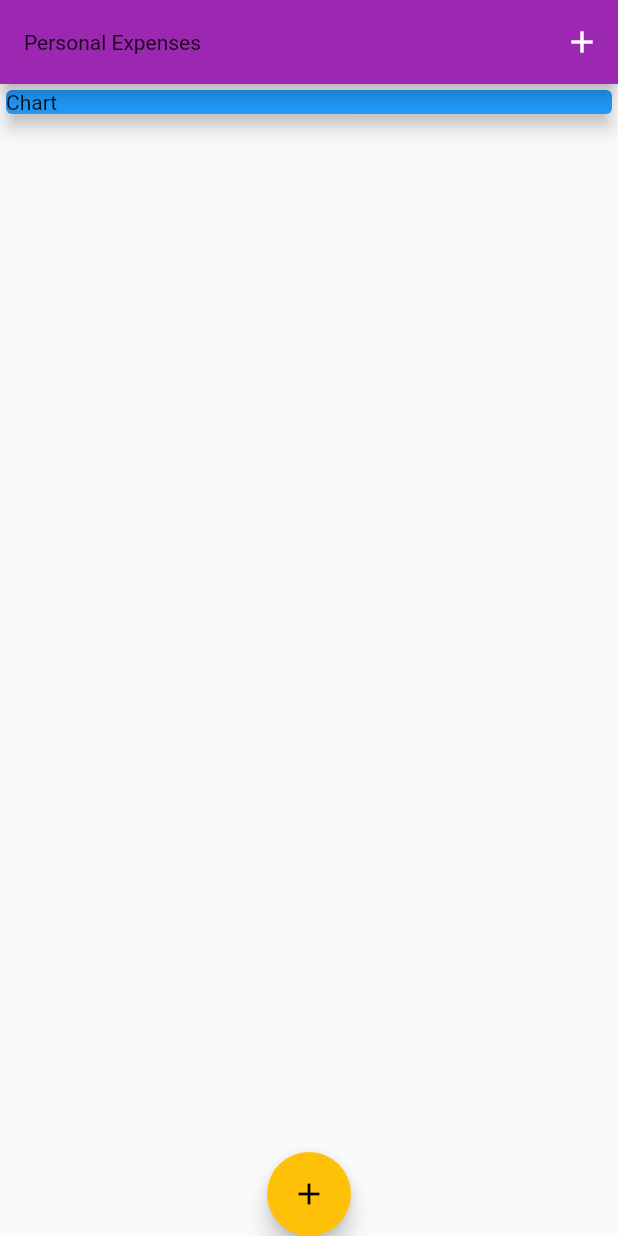
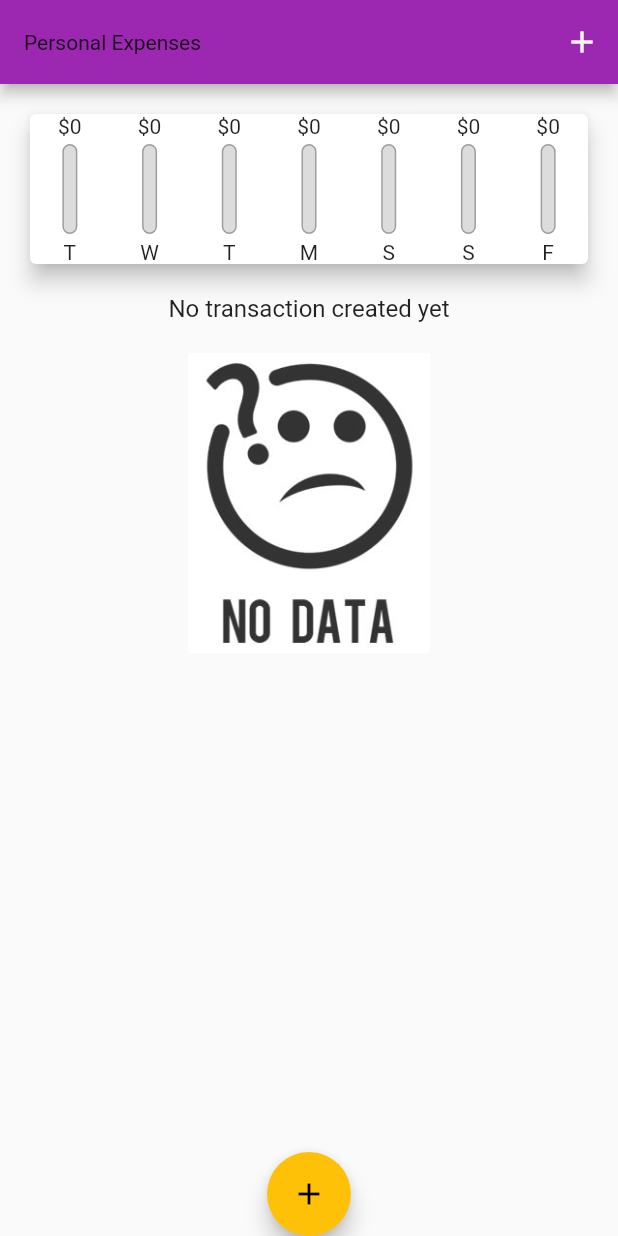
Before and after one commit to tariyalmanoj/pexpenses_manager, a Flutter app: the screen it shows after launch, on a phone screen of 412 x 824 dp. Run offline on Flutter 3.47's test engine with Material 2 defaults, Android fonts, the phone set to English and light mode, and no system bars.

Commit message:
chart view for expenses

```diff
--- a/lib/main.dart
+++ b/lib/main.dart
@@ -3,6 +3,7 @@
 import 'package:flutter/material.dart';
 import './models/transaction.dart';
 import './widgets/transaction_list.dart';
+import './widgets/chart.dart';
 
 void main() {
   runApp(MyApp());
@@ -52,6 +53,14 @@
     // )
   ];
 
+  List<Transaction> get _recentTransactions {
+    return _userTransactions.where((tx) {
+      return tx.date.isAfter(DateTime.now().subtract(
+        const Duration(days: 7),
+      ));
+    }).toList();
+  }
+
   void _addNewTransaction(String txTitle, double txAmount) {
     final newTx = Transaction(
       title: txTitle,
@@ -99,16 +108,7 @@
           // mainAxisAlignment: MainAxisAlignment.start,
           crossAxisAlignment: CrossAxisAlignment.stretch,
           children: [
-            Container(
-              child: Card(
-                color: Colors.blue,
-                child: Container(
-                  child: Text("Chart"),
-                  width: double.infinity,
-                ),
-                elevation: 5,
-              ),
-            ),
+            Chart(_recentTransactions),
             TransactionList(_userTransactions)
           ],
         ),
--- /dev/null
+++ b/lib/widgets/chart.dart
@@ -0,0 +1,63 @@
+import 'package:expension_manager/widgets/chart_bar.dart';
+import 'package:flutter/material.dart';
+import '../models/transaction.dart';
+import 'package:intl/intl.dart';
+import './chart.dart';
+
+class Chart extends StatelessWidget {
+  final List<Transaction> recentTransactions;
+  List<Map<String, Object>> get groupTransactionVales {
+    return List.generate(7, (index) {
+      final weekDay = DateTime.now().subtract(
+        Duration(days: index),
+      );
+      var totalSum = 0.0;
+      for (var i = 0; i < recentTransactions.length; i++) {
+        if (recentTransactions[i].date.day == weekDay.day &&
+            recentTransactions[i].date.month == weekDay.month &&
+            recentTransactions[i].date.year == weekDay.year) {
+          totalSum += totalSum + recentTransactions[i].amount;
+        }
+      }
+      // print(DateFormat.E().format(weekDay));
+      // print(totalSum);
+
+      return {
+        'day': DateFormat.E().format(weekDay).substring(0, 1),
+        'amount': totalSum
+      };
+    });
+  }
+
+  double get totalSpending {
+    return groupTransactionVales.fold(0.0, (sum, item) {
+      return sum + (item['amount'] as double);
+    });
+  }
+
+  const Chart(this.recentTransactions);
+
+  @override
+  Widget build(BuildContext context) {
+    print(groupTransactionVales);
+    return Card(
+      elevation: 6,
+      margin: EdgeInsets.all(20),
+      child: Row(
+        mainAxisAlignment: MainAxisAlignment.spaceAround,
+        children: groupTransactionVales.map((data) {
+          return Flexible(
+            fit: FlexFit.tight,
+            child: ChartBar(
+              data['day'] as String,
+              data['amount'] as double,
+              totalSpending == 0.0
+                  ? 0.0
+                  : (data['amount'] as double) / totalSpending,
+            ),
+          );
+        }).toList(),
+      ),
+    );
+  }
+}
--- /dev/null
+++ b/lib/widgets/chart_bar.dart
@@ -0,0 +1,54 @@
+import 'package:flutter/material.dart';
+
+class ChartBar extends StatelessWidget {
+  final String label;
+  final double spendingAmount;
+  final double spendingPctOfTotal;
+
+  const ChartBar(this.label, this.spendingAmount, this.spendingPctOfTotal);
+
+  @override
+  Widget build(BuildContext context) {
+    return Column(
+      children: <Widget>[
+        FittedBox(
+          child: Text('\$${spendingAmount.toStringAsFixed(0)}'),
+        ),
+        SizedBox(
+          height: 4,
+        ),
+        Container(
+          height: 60,
+          width: 10,
+          child: Stack(
+            children: <Widget>[
+              Container(
+                decoration: BoxDecoration(
+                  border: Border.all(
+                    color: Colors.grey,
+                    width: 1.0,
+                  ),
+                  color: Color.fromRGBO(220, 220, 220, 1),
+                  borderRadius: BorderRadius.circular(10),
+                ),
+              ),
+              FractionallySizedBox(
+                heightFactor: spendingPctOfTotal,
+                child: Container(
+                  decoration: BoxDecoration(
+                    color: Theme.of(context).primaryColor,
+                    borderRadius: BorderRadius.circular(10),
+                  ),
+                ),
+              )
+            ],
+          ),
+        ),
+        SizedBox(
+          height: 4,
+        ),
+        Text(label),
+      ],
+    );
+  }
+}
--- a/lib/widgets/transaction_list.dart
+++ b/lib/widgets/transaction_list.dart
@@ -11,7 +11,26 @@
   Widget build(BuildContext context) {
     return Container(
       height: 400,
-      child: ListView.builder(
+      child: transactions.isEmpty
+          ? Column(
+              children: <Widget>[
+                Text(
+                  "No transaction created yet",
+                  style: Theme.of(context).textTheme.titleMedium,
+                ),
+                SizedBox(
+                  height: 20,
+                ),
+                Container(
+                  height: 200,
+                  child: Image.asset(
+                    "assets/images/no-data.jpeg",
+                    fit: BoxFit.cover,
+                  ),
+                ),
+              ],
+            )
+          : ListView.builder(
               itemBuilder: (ctx, index) {
                 return Card(
                   child: Row(
--- a/pubspec.yaml
+++ b/pubspec.yaml
@@ -60,8 +60,8 @@
   uses-material-design: true
 
   # To add assets to your application, add an assets section, like this:
-  # assets:
-  #   - images/a_dot_burr.jpeg
+  assets:
+    - assets/images/no-data.jpeg
   #   - images/a_dot_ham.jpeg
 
   # An image asset can refer to one or more resolution-specific "variants", see
```
Also changed, not shown: assets/images/no-data.jpeg (added). Lines whose indentation alone changed are shown as unchanged.
